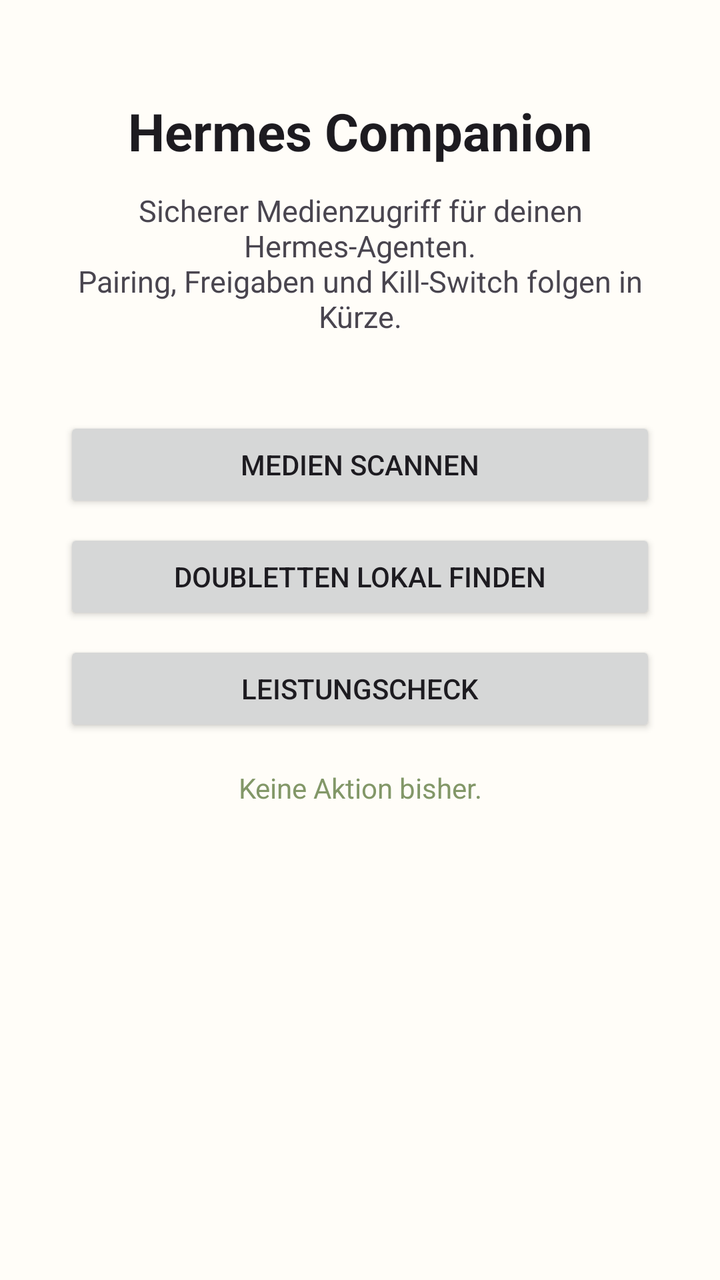
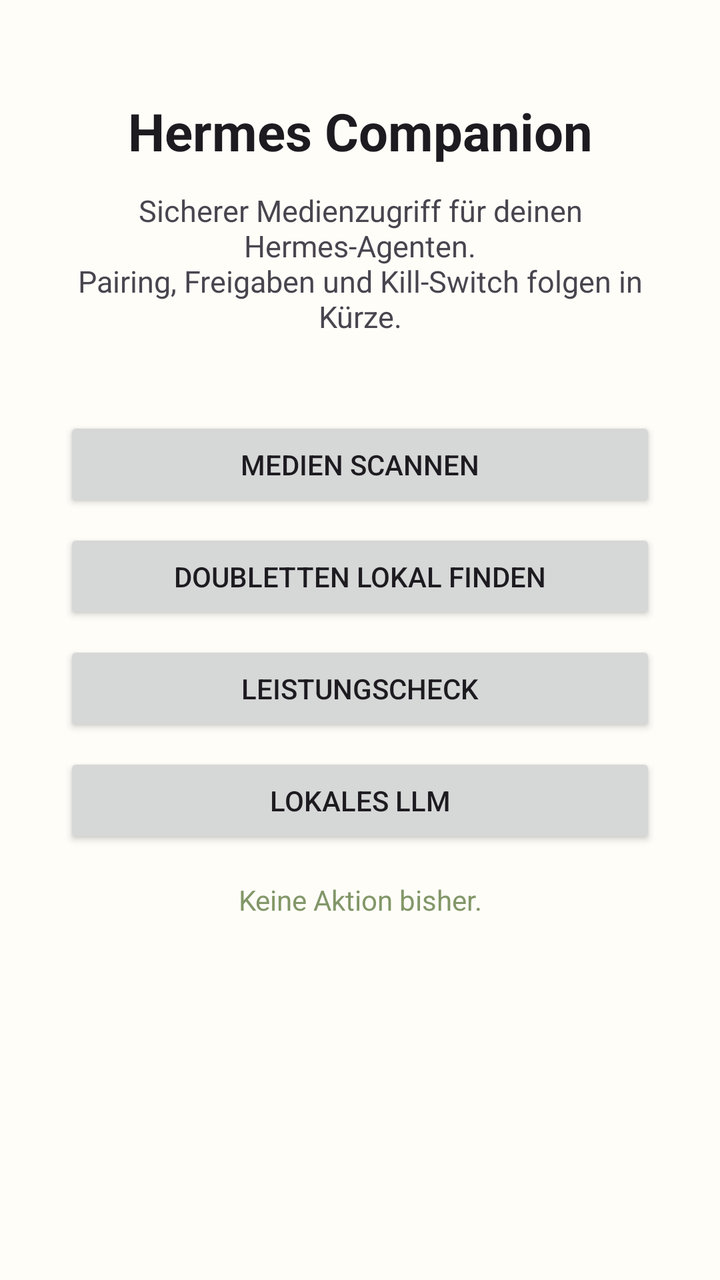

Two renders of the same Android screen: before a commit and after it. Below are the layout's source before the change and the commit's diff.
<!-- AndroidManifest.xml: activity theme Theme.HermesCompanion -->
<!-- res/layout/activity_main.xml -->
<?xml version="1.0" encoding="utf-8"?>
<androidx.constraintlayout.widget.ConstraintLayout
    xmlns:android="http://schemas.android.com/apk/res/android"
    xmlns:app="http://schemas.android.com/apk/res-auto"
    android:layout_width="match_parent"
    android:layout_height="match_parent"
    android:background="@color/background">

    <TextView
        android:id="@+id/title"
        android:layout_width="wrap_content"
        android:layout_height="wrap_content"
        android:layout_marginTop="48dp"
        android:text="Hermes Companion"
        android:textColor="?attr/colorOnSurface"
        android:textSize="26sp"
        android:textStyle="bold"
        app:layout_constraintEnd_toEndOf="parent"
        app:layout_constraintStart_toStartOf="parent"
        app:layout_constraintTop_toTopOf="parent" />

    <TextView
        android:id="@+id/subtitle"
        android:layout_width="0dp"
        android:layout_height="wrap_content"
        android:layout_marginHorizontal="32dp"
        android:layout_marginTop="12dp"
        android:gravity="center"
        android:text="Sicherer Medienzugriff für deinen Hermes-Agenten.\nPairing, Freigaben und Kill-Switch folgen in Kürze."
        android:textColor="?attr/colorOnSurfaceVariant"
        android:textSize="15sp"
        app:layout_constraintEnd_toEndOf="parent"
        app:layout_constraintStart_toStartOf="parent"
        app:layout_constraintTop_toBottomOf="@id/title" />

    <Button
        android:id="@+id/btn_scan"
        android:layout_width="0dp"
        android:layout_height="wrap_content"
        android:layout_marginHorizontal="32dp"
        android:layout_marginTop="40dp"
        android:text="Medien scannen"
        app:layout_constraintEnd_toEndOf="parent"
        app:layout_constraintStart_toStartOf="parent"
        app:layout_constraintTop_toBottomOf="@id/subtitle" />

    <Button
        android:id="@+id/btn_duplicates"
        android:layout_width="0dp"
        android:layout_height="wrap_content"
        android:layout_marginHorizontal="32dp"
        android:layout_marginTop="8dp"
        android:text="Doubletten lokal finden"
        app:layout_constraintEnd_toEndOf="parent"
        app:layout_constraintStart_toStartOf="parent"
        app:layout_constraintTop_toBottomOf="@id/btn_scan" />

    <Button
        android:id="@+id/btn_benchmark"
        android:layout_width="0dp"
        android:layout_height="wrap_content"
        android:layout_marginHorizontal="32dp"
        android:layout_marginTop="8dp"
        android:text="Leistungscheck"
        app:layout_constraintEnd_toEndOf="parent"
        app:layout_constraintStart_toStartOf="parent"
        app:layout_constraintTop_toBottomOf="@id/btn_duplicates" />

    <TextView
        android:id="@+id/status"
        android:layout_width="0dp"
        android:layout_height="wrap_content"
        android:layout_marginHorizontal="32dp"
        android:layout_marginTop="16dp"
        android:gravity="center"
        android:text="Keine Aktion bisher."
        android:textColor="@color/accent"
        android:textSize="14sp"
        app:layout_constraintEnd_toEndOf="parent"
        app:layout_constraintStart_toStartOf="parent"
        app:layout_constraintTop_toBottomOf="@id/btn_benchmark" />

    <androidx.recyclerview.widget.RecyclerView
        android:id="@+id/recycler"
        android:layout_width="0dp"
        android:layout_height="0dp"
        android:layout_marginTop="8dp"
        app:layout_constraintBottom_toBottomOf="parent"
        app:layout_constraintEnd_toEndOf="parent"
        app:layout_constraintStart_toStartOf="parent"
        app:layout_constraintTop_toBottomOf="@id/status" />

</androidx.constraintlayout.widget.ConstraintLayout>
<!-- resources referenced by this layout -->
<resources>
  <color name="accent">#829768</color>
  <color name="background">#FFFDF8</color>
  <style name="Theme.HermesCompanion" parent="Theme.Material3.DayNight.NoActionBar">
          <item name="colorPrimary">@color/primary</item>
          <item name="colorOnPrimary">#FFFFFF</item>
          <item name="colorSecondary">@color/accent</item>
          <item name="colorSurface">@color/background</item>
          <item name="android:windowBackground">@color/background</item>
          <item name="android:statusBarColor">@color/primary_dark</item>
          <item name="android:navigationBarColor">@color/background</item>
      </style>
  <color name="primary">#46769A</color>
  <color name="primary_dark">#2E536E</color>
</resources>

<!-- the commit's change to res/layout/activity_main.xml (unified diff, before → after) -->
@@ -66,6 +66,17 @@
         app:layout_constraintStart_toStartOf="parent"
         app:layout_constraintTop_toBottomOf="@id/btn_duplicates" />
 
+    <Button
+        android:id="@+id/btn_llm"
+        android:layout_width="0dp"
+        android:layout_height="wrap_content"
+        android:layout_marginHorizontal="32dp"
+        android:layout_marginTop="8dp"
+        android:text="Lokales LLM"
+        app:layout_constraintEnd_toEndOf="parent"
+        app:layout_constraintStart_toStartOf="parent"
+        app:layout_constraintTop_toBottomOf="@id/btn_benchmark" />
+
     <TextView
         android:id="@+id/status"
         android:layout_width="0dp"
@@ -78,7 +89,7 @@
         android:textSize="14sp"
         app:layout_constraintEnd_toEndOf="parent"
         app:layout_constraintStart_toStartOf="parent"
-        app:layout_constraintTop_toBottomOf="@id/btn_benchmark" />
+        app:layout_constraintTop_toBottomOf="@id/btn_llm" />
 
     <androidx.recyclerview.widget.RecyclerView
         android:id="@+id/recycler"
